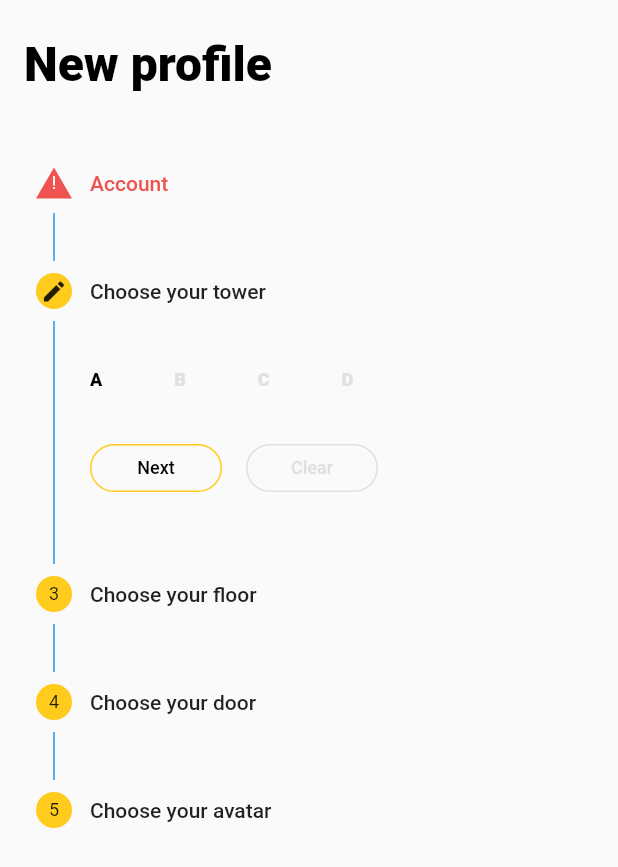
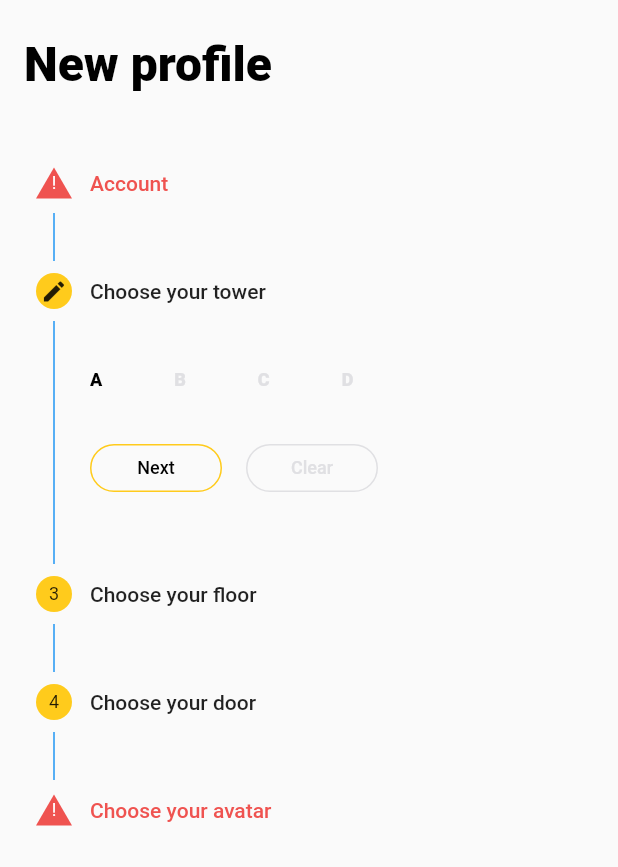
Before and after one commit to nxn777/uul, a Flutter app: the AddNewProfileScreen screen opened directly, after a tap on an icon or button, on a phone screen of 412 x 824 dp. Shown: the top 867 px of the screen. Run offline on Flutter 3.47's test engine with Material 2 defaults, Android fonts, the phone set to English and light mode, and no system bars; our stand-ins replace font_awesome_flutter; statements that could not run were skipped.

Commit message:
UUL-1: Choose your avatar step was implemented

```diff
--- a/lib/screens/newprofile/new_profile_viewmodel.dart
+++ b/lib/screens/newprofile/new_profile_viewmodel.dart
@@ -37,7 +37,8 @@ class NewProfileViewModel extends ChangeNotifier {
   int activeDoorId = 0;
   Door get activeDoor => doors[activeDoorId];
 
-  String avatarImage = "";
+  String activeAvatarImage;
+
   StepState getStepState(int index) {
     if (index == _currentStep) {
       return StepState.editing;
@@ -133,4 +134,10 @@ class NewProfileViewModel extends ChangeNotifier {
     }
     notifyListeners();
   }
+
+  void changeActiveAvatarImage(String image) {
+    this.activeAvatarImage = image;
+    notifyListeners();
+  }
+
 }
--- a/lib/screens/newprofile/stepper/step_choose_avatar.dart
+++ b/lib/screens/newprofile/stepper/step_choose_avatar.dart
@@ -1,16 +1,16 @@
 import 'package:UUL_Gym/constants/dimens.dart';
 import 'package:UUL_Gym/screens/newprofile/new_profile_viewmodel.dart';
-import 'package:UUL_Gym/widgets/Door/Door_list.dart';
+import 'package:UUL_Gym/widgets/avatars/bundled_avatar.dart';
 import 'package:UUL_Gym/widgets/avatars/bundled_avatars_list.dart';
 import 'package:flutter/material.dart';
 
 Step createChooseAvatarStep(BuildContext context, int index, NewProfileViewModel viewModel) {
   bool _chooseAvatarStepValidator(NewProfileViewModel viewModel) {
-    return true;
+    return viewModel.activeAvatarImage != null;
   }
 
   void _chooseAvatarStepEraser(NewProfileViewModel viewModel) {
-    //viewModel.changeActiveDoor(null);
+    viewModel.changeActiveAvatarImage(null);
   }
 
   viewModel.registerValidator(index, _chooseAvatarStepValidator);
@@ -20,11 +20,16 @@ Step createChooseAvatarStep(BuildContext context, int index, NewProfileViewModel
     isActive: viewModel.isStepActive(index),
     state: viewModel.getStepState(index),
     title: Text("Choose your avatar"),
-    content: BundledAvatarsList(
-      height: kSpacingHuge,
-      onTap: (image) {
-        print(image);
-      },
+    content: Column(
+      children: [
+        BundledAvatar(height: kSpacingHuge * 2, imageSrc: viewModel.activeAvatarImage,),
+        BundledAvatarsList(
+          height: kSpacingHuge,
+          onTap: (image) {
+            viewModel.changeActiveAvatarImage(image);
+          },
+        ),
+      ],
     ),
   );
 }
--- a/lib/widgets/avatars/bundled_avatar.dart
+++ b/lib/widgets/avatars/bundled_avatar.dart
@@ -14,14 +14,14 @@ class BundledAvatar extends StatelessWidget {
       child: Material(
         child: InkWell(
           onTap: () {
-            this.onTap(imageSrc);
+            this.onTap?.call(imageSrc);
           },
           child: Padding(
             padding: const EdgeInsets.all(kSpacingXSmall),
             child: CircleAvatar(
               radius: (height - 2*kSpacingXSmall) /2 ,
               backgroundImage:AssetImage(
-                imageSrc,
+                imageSrc != null ? imageSrc : "assets/defaults/default_user3.png",
               ),
             ),
           ),
--- a/pubspec.yaml
+++ b/pubspec.yaml
@@ -53,6 +53,9 @@ flutter:
   #   - images/a_dot_ham.jpeg
   assets:
     - assets/avatars/
+    - assets/defaults/
+
+
   # An image asset can refer to one or more resolution-specific "variants", see
   # https://flutter.dev/assets-and-images/#resolution-aware.
 
```
Also changed, not shown: assets/defaults/default_user.png (added), assets/defaults/default_user2.png (added), assets/defaults/default_user3.png (added).
